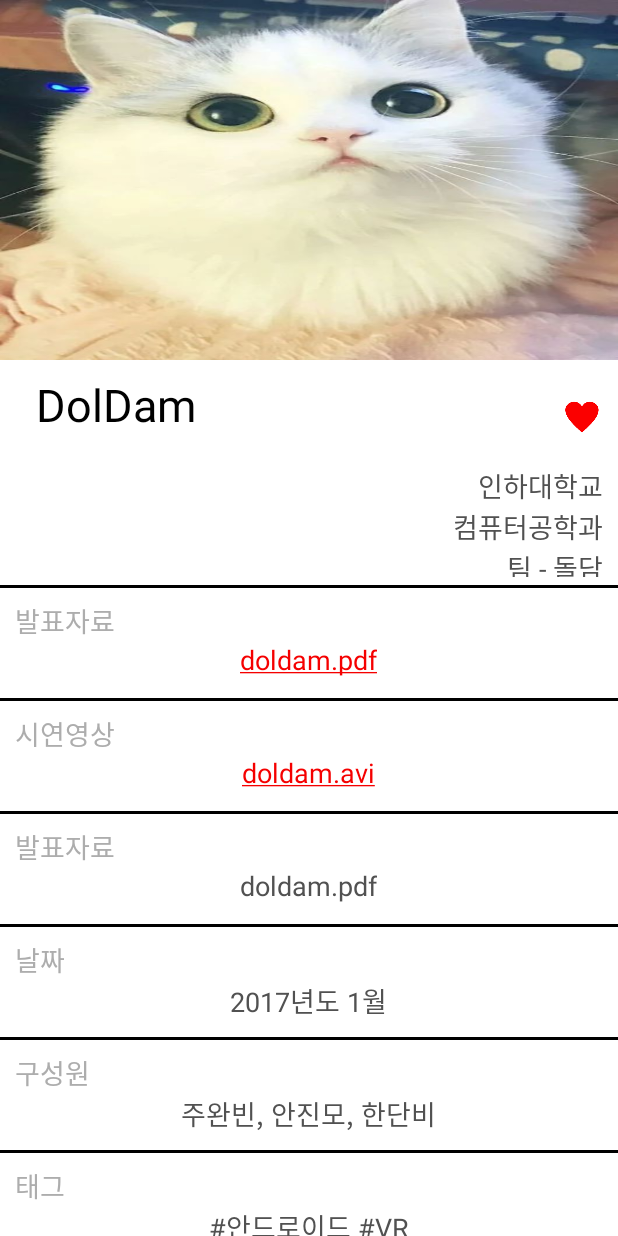
After one commit to jyb2605/doldam, an Android app: the DetailActivity screen opened directly, with no data from a screen before it, on a phone screen of 412 x 824 dp. The commit adds this screen. Run offline under Robolectric (Android 15) with nearby library versions, the phone set to English and light mode, and no system bars.

Commit message:
상세정보페이지 완성

```diff
--- a/app/src/main/AndroidManifest.xml
+++ b/app/src/main/AndroidManifest.xml
@@ -17,8 +17,10 @@
                 <category android:name="android.intent.category.LAUNCHER" />
             </intent-filter>
         </activity>
-        <activity android:name=".MainActivity"
-            />
+        <activity android:name=".MainActivity" />
+        <activity android:name=".DetailActivity">
+
+        </activity>
     </application>
 
 </manifest>
--- /dev/null
+++ b/app/src/main/java/com/doldam/DetailActivity.java
@@ -0,0 +1,38 @@
+package com.doldam;
+
+import android.content.res.Resources;
+import android.graphics.drawable.BitmapDrawable;
+import android.os.Bundle;
+import android.support.v7.app.AppCompatActivity;
+import android.text.Html;
+import android.text.method.LinkMovementMethod;
+import android.view.Menu;
+import android.widget.Button;
+import android.widget.ImageView;
+import android.widget.ScrollView;
+import android.widget.TextView;
+
+/**
+ * Created by user on 2017-08-23.
+ */
+
+public class DetailActivity extends AppCompatActivity {
+
+    @Override
+    protected void onCreate(Bundle savedInstanceState) {
+        super.onCreate(savedInstanceState);
+        setContentView(R.layout.activity_detail);
+
+        TextView data = (TextView) findViewById(R.id.data);
+        data.setText(Html.fromHtml("<a href=\"http://www.naver.com\">doldam.pdf</a>"));
+        data.setMovementMethod(LinkMovementMethod.getInstance());
+
+        TextView video = (TextView) findViewById(R.id.video);
+        video.setText(Html.fromHtml("<a href=\"http://www.naver.com\">doldam.avi</a>"));
+        video.setMovementMethod(LinkMovementMethod.getInstance());
+
+
+    }
+
+
+}
--- a/app/src/main/java/com/doldam/TimeLineFragment.java
+++ b/app/src/main/java/com/doldam/TimeLineFragment.java
@@ -2,6 +2,7 @@ package com.doldam;
 
 
 import android.content.Context;
+import android.content.Intent;
 import android.os.Bundle;
 import android.support.annotation.Nullable;
 import android.support.v4.app.Fragment;
@@ -12,6 +13,7 @@ import android.view.ViewGroup;
 import android.widget.BaseAdapter;
 import android.widget.ImageButton;
 import android.widget.ImageView;
+import android.widget.LinearLayout;
 import android.widget.ListView;
 import android.widget.TextView;
 import android.widget.Toast;
@@ -110,6 +112,15 @@ public class TimeLineFragment extends Fragment{
                 like_btn.setBackground(ContextCompat.getDrawable(convertView.getContext(),R.drawable.heart_off));
             }
 
+            LinearLayout item_layout =(LinearLayout)convertView.findViewById(R.id.item_layout);
+            item_layout.setOnClickListener(new View.OnClickListener(){
+                @Override
+                public void onClick(View v) {
+                    Intent intent = new Intent(getActivity(), DetailActivity.class);
+                    startActivity(intent);
+                }
+            });
+
             // 좋아요 버튼 클릭
             final View finalConvertView = convertView;
             like_btn.setOnClickListener(new View.OnClickListener(){
--- /dev/null
+++ b/app/src/main/res/drawable/border_bottom.xml
@@ -0,0 +1,28 @@
+<?xml version="1.0" encoding="utf-8"?>
+<layer-list xmlns:android="http://schemas.android.com/apk/res/android">
+
+
+
+<item>
+
+    <shape android:shape="rectangle">
+
+        <solid android:color="#000000" />
+
+    </shape>
+
+</item>
+
+<item android:bottom="2dp">
+
+    <shape android:shape="rectangle">
+
+        <solid android:color="#ffffff" />
+
+    </shape>
+
+</item>
+
+
+
+</layer-list>
--- /dev/null
+++ b/app/src/main/res/drawable/border_top.xml
@@ -0,0 +1,28 @@
+<?xml version="1.0" encoding="utf-8"?>
+<layer-list xmlns:android="http://schemas.android.com/apk/res/android">
+
+
+
+<item>
+
+    <shape android:shape="rectangle">
+
+        <solid android:color="#000000" />
+
+    </shape>
+
+</item>
+
+<item android:top="2dp">
+
+    <shape android:shape="rectangle">
+
+        <solid android:color="#ffffff" />
+
+    </shape>
+
+</item>
+
+
+
+</layer-list>
--- /dev/null
+++ b/app/src/main/res/layout/activity_detail.xml
@@ -0,0 +1,250 @@
+<?xml version="1.0" encoding="utf-8"?>
+<LinearLayout xmlns:android="http://schemas.android.com/apk/res/android"
+    xmlns:app="http://schemas.android.com/apk/res-auto"
+    android:layout_width="match_parent"
+    android:layout_height="match_parent"
+    android:orientation="vertical">
+
+    <LinearLayout
+        android:layout_width="match_parent"
+        android:layout_height="wrap_content">
+
+        <ImageView
+            android:id="@+id/project_img"
+            android:layout_width="fill_parent"
+            android:layout_height="240dp"
+            android:background="@drawable/cat1"/>
+
+    </LinearLayout>
+    <LinearLayout
+    android:layout_width="wrap_content"
+    android:layout_height="wrap_content"
+    android:orientation="vertical"
+    android:background="@drawable/border_bottom">
+    <RelativeLayout
+        android:layout_width="match_parent"
+        android:layout_height="60dp">
+
+        <ImageView
+            android:id="@+id/like_btn"
+            android:layout_width="25dp"
+            android:layout_height="25dp"
+            android:layout_gravity="right"
+            android:layout_marginLeft="5dp"
+            app:srcCompat="@drawable/heart_on"
+            android:layout_marginEnd="11dp"
+            android:layout_alignBottom="@+id/project_name"
+            android:layout_alignParentEnd="true" />
+
+        <TextView
+            android:id="@+id/project_name"
+            android:layout_width="wrap_content"
+            android:layout_height="wrap_content"
+            android:textSize="30sp"
+            android:textColor="#000000"
+            android:text="DolDam"
+            android:layout_centerVertical="true"
+            android:layout_alignParentStart="true"
+            android:layout_marginStart="24dp" />
+
+    </RelativeLayout>
+
+    <LinearLayout
+        android:layout_width="match_parent"
+        android:layout_height="80dp"
+        android:orientation="vertical"
+        android:layout_marginTop="10dp">
+
+        <TextView
+            android:layout_marginRight="10dp"
+            android:id="@+id/uni_txt"
+            android:layout_width="wrap_content"
+            android:layout_height="wrap_content"
+            android:text="인하대학교"
+            android:layout_gravity="right"
+            android:textSize="18sp"
+            android:textColor="#515151"/>
+
+        <TextView
+            android:layout_marginRight="10dp"
+            android:id="@+id/major"
+            android:layout_width="wrap_content"
+            android:layout_height="wrap_content"
+            android:text="컴퓨터공학과"
+            android:layout_gravity="right"
+            android:textSize="18sp"
+            android:textColor="#515151" />
+
+        <TextView
+            android:layout_marginRight="10dp"
+            android:layout_marginBottom="5dp"
+            android:id="@+id/team"
+            android:layout_width="wrap_content"
+            android:layout_height="wrap_content"
+            android:text="팀 - 돌담"
+            android:layout_gravity="right"
+            android:textSize="18sp"
+            android:textColor="#515151"/>
+    </LinearLayout>
+
+    <LinearLayout
+        android:layout_width="match_parent"
+        android:layout_height="75dp"
+        android:orientation="vertical"
+        android:background="@drawable/border_top">
+
+        <TextView
+            android:layout_width="wrap_content"
+            android:layout_height="wrap_content"
+            android:layout_gravity="left"
+            android:textSize="18sp"
+            android:textColor="#ADADAD"
+            android:text="발표자료"
+            android:layout_marginTop="10dp"
+            android:layout_marginLeft="10dp"/>
+
+        <TextView
+            android:id="@+id/data"
+            android:layout_width="wrap_content"
+            android:layout_height="wrap_content"
+            android:layout_gravity="center"
+            android:textSize="18sp"
+            android:textColor="#515151"
+            android:text="doldam.pdf"
+            android:layout_marginBottom="10dp"/>
+
+    </LinearLayout>
+    <LinearLayout
+        android:layout_width="match_parent"
+        android:layout_height="75dp"
+        android:orientation="vertical"
+        android:background="@drawable/border_top">
+
+        <TextView
+            android:layout_width="wrap_content"
+            android:layout_height="wrap_content"
+            android:layout_gravity="left"
+            android:textSize="18sp"
+            android:textColor="#ADADAD"
+            android:text="시연영상"
+            android:layout_marginTop="10dp"
+            android:layout_marginLeft="10dp"/>
+
+        <TextView
+            android:id="@+id/video"
+            android:layout_width="wrap_content"
+            android:layout_height="wrap_content"
+            android:layout_gravity="center"
+            android:textSize="18sp"
+            android:textColor="#515151"
+            android:text="doldam.avi"
+            android:layout_marginBottom="10dp"/>
+
+    </LinearLayout>
+
+    <LinearLayout
+        android:layout_width="match_parent"
+        android:layout_height="75dp"
+        android:orientation="vertical"
+        android:background="@drawable/border_top">
+
+        <TextView
+            android:layout_width="wrap_content"
+            android:layout_height="wrap_content"
+            android:layout_gravity="left"
+            android:textSize="18sp"
+            android:textColor="#ADADAD"
+            android:text="발표자료"
+            android:layout_marginTop="10dp"
+            android:layout_marginLeft="10dp"/>
+
+        <TextView
+            android:layout_width="wrap_content"
+            android:layout_height="wrap_content"
+            android:layout_gravity="center"
+            android:textSize="18sp"
+            android:textColor="#515151"
+            android:text="doldam.pdf"
+            android:layout_marginBottom="10dp"/>
+
+    </LinearLayout>
+    <LinearLayout
+        android:layout_width="match_parent"
+        android:layout_height="75dp"
+        android:orientation="vertical"
+        android:background="@drawable/border_top">
+
+        <TextView
+            android:layout_width="wrap_content"
+            android:layout_height="wrap_content"
+            android:layout_gravity="left"
+            android:textSize="18sp"
+            android:textColor="#ADADAD"
+            android:text="날짜"
+            android:layout_marginTop="10dp"
+            android:layout_marginLeft="10dp"/>
+
+        <TextView
+            android:layout_width="wrap_content"
+            android:layout_height="wrap_content"
+            android:layout_gravity="center"
+            android:textSize="18sp"
+            android:textColor="#515151"
+            android:text="2017년도 1월"
+            android:layout_marginBottom="10dp"/>
+
+    </LinearLayout>
+    <LinearLayout
+        android:layout_width="match_parent"
+        android:layout_height="75dp"
+        android:orientation="vertical"
+        android:background="@drawable/border_top">
+
+        <TextView
+            android:layout_width="wrap_content"
+            android:layout_height="wrap_content"
+            android:layout_gravity="left"
+            android:textSize="18sp"
+            android:textColor="#ADADAD"
+            android:text="구성원"
+            android:layout_marginTop="10dp"
+            android:layout_marginLeft="10dp"/>
+
+        <TextView
+            android:layout_width="wrap_content"
+            android:layout_height="wrap_content"
+            android:layout_gravity="center"
+            android:textSize="18sp"
+            android:textColor="#515151"
+            android:text="주완빈, 안진모, 한단비"
+            android:layout_marginBottom="10dp"/>
+
+    </LinearLayout>
+    <LinearLayout
+        android:layout_width="match_parent"
+        android:layout_height="75dp"
+        android:orientation="vertical"
+        android:background="@drawable/border_top">
+
+        <TextView
+            android:layout_width="wrap_content"
+            android:layout_height="wrap_content"
+            android:layout_gravity="left"
+            android:textSize="18sp"
+            android:textColor="#ADADAD"
+            android:text="태그"
+            android:layout_marginTop="10dp"
+            android:layout_marginLeft="10dp"/>
+
+        <TextView
+            android:layout_width="wrap_content"
+            android:layout_height="wrap_content"
+            android:layout_gravity="center"
+            android:textSize="18sp"
+            android:textColor="#515151"
+            android:text="#안드로이드 #VR"
+            android:layout_marginBottom="10dp"/>
+
+    </LinearLayout>
+</LinearLayout>
+</LinearLayout>
--- a/app/src/main/res/layout/item.xml
+++ b/app/src/main/res/layout/item.xml
@@ -1,6 +1,7 @@
 <?xml version="1.0" encoding="utf-8"?>
 <LinearLayout xmlns:android="http://schemas.android.com/apk/res/android"
     xmlns:app="http://schemas.android.com/apk/res-auto"
+    android:id="@+id/item_layout"
     android:layout_width="match_parent"
     android:layout_height="match_parent"
     android:orientation="vertical">
```
